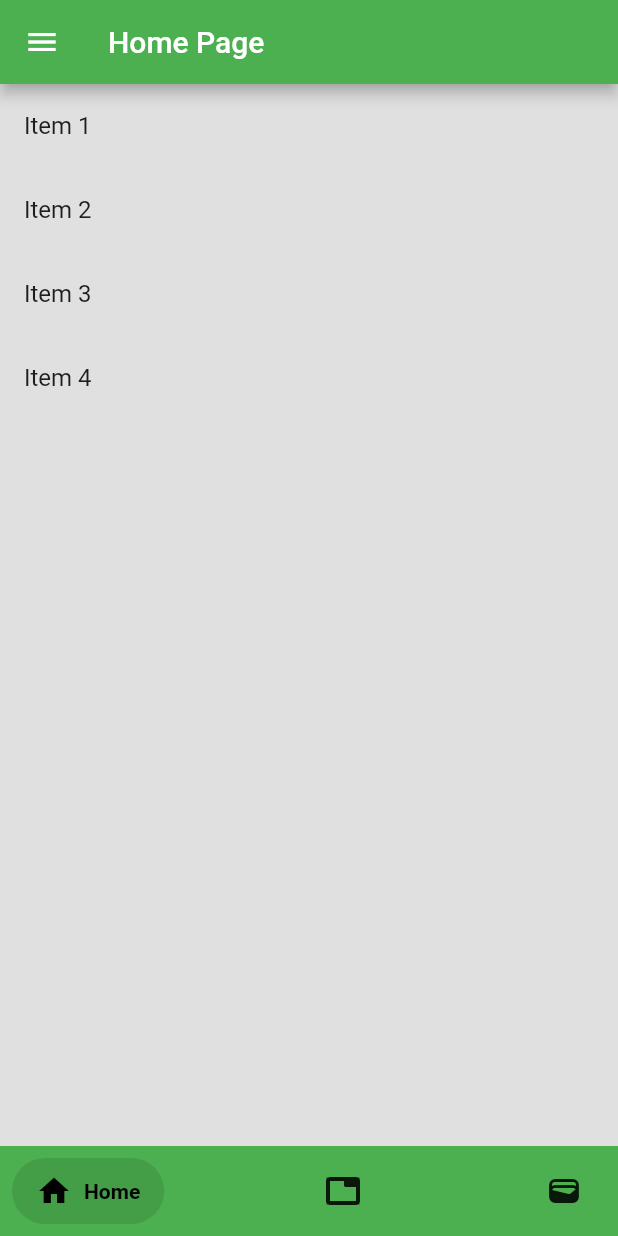
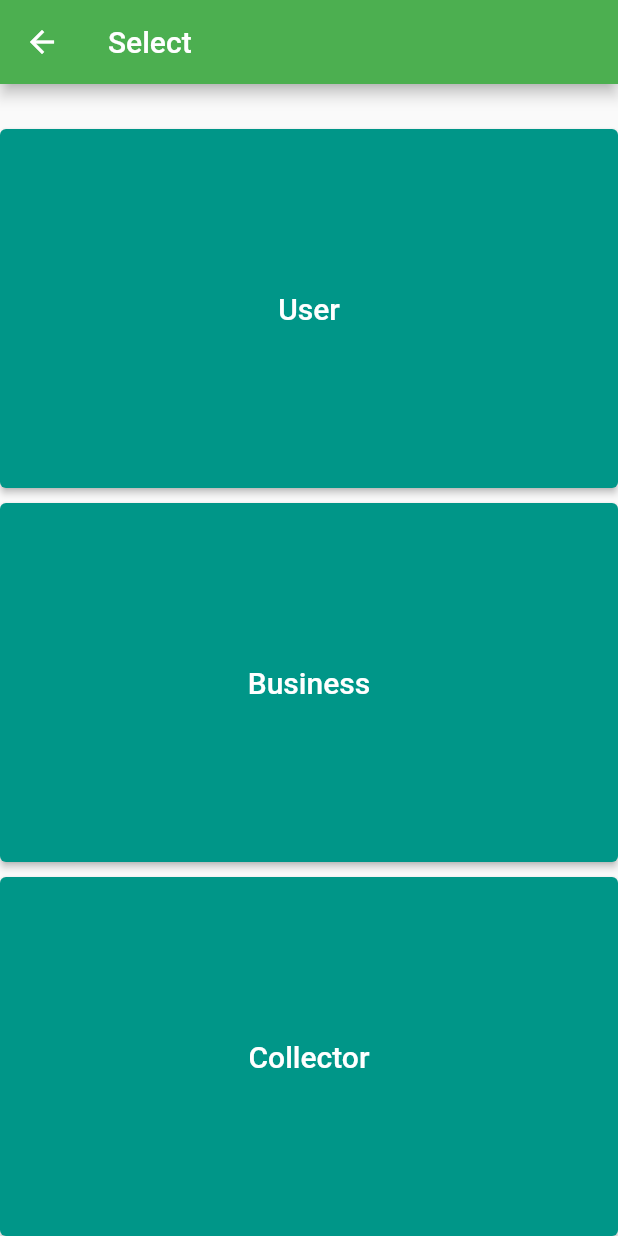
Before and after one commit to Aashutosh10/minorproject, a Flutter app: the LoginPage screen opened directly, after a tap on "Sign In", on a phone screen of 412 x 824 dp. Run offline on Flutter 3.47's test engine with Material 2 defaults, Android fonts, the phone set to English and light mode, and no system bars; drawn by our look-alikes of salomon_bottom_bar; our stand-ins replace flutter_rating_bar, image_picker.

Commit message:
Merge remote-tracking branch 'origin/main'

```diff
--- a/lib/bottomnavigation.dart
+++ b/lib/bottomnavigation.dart
@@ -5,7 +5,7 @@ import 'package:prominor/dataentry.dart';
 import 'package:prominor/wallet.dart';
 
 class BottomNavigation extends StatefulWidget {
-  const BottomNavigation({Key? key}) : super(key: key);
+  const BottomNavigation({Key? key,}) : super(key: key);
 
   @override
   State<BottomNavigation> createState() => _BottomNavigationState();
--- a/lib/feedback.dart
+++ b/lib/feedback.dart
@@ -24,7 +24,9 @@ class _FeedbackPageState extends State<FeedbackPage> {
         backgroundColor: Colors.green,
       ),
 
-      body: Column(
+
+      body: SingleChildScrollView(
+        child: Column(
           children: <Widget>[
             Padding(
               padding: const EdgeInsets.all(18.0),
@@ -104,6 +106,7 @@ class _FeedbackPageState extends State<FeedbackPage> {
 
           ],
         ),
+      ),
     );
   }
 }
--- a/lib/login.dart
+++ b/lib/login.dart
@@ -1,6 +1,7 @@
 import 'package:flutter/material.dart';
 import 'package:cupertino_icons/cupertino_icons.dart';
 import 'package:prominor/bottomnavigation.dart';
+import 'package:prominor/newpage.dart';
 class LoginPage extends StatefulWidget {
   const LoginPage({Key? key}) : super(key: key);
 
@@ -148,7 +149,7 @@ class _LoginPageState extends State<LoginPage> {
                         onPressed: () {
                           Navigator.push(
                             context, MaterialPageRoute(builder: (context) {
-                            return BottomNavigation();
+                            return NewPage();
                           },),);
                         },
                         child: Text(
@@ -157,7 +158,9 @@ class _LoginPageState extends State<LoginPage> {
                             fontSize: 14,
                             color: Colors.white,
                           ),
+
                         ),
+
                       ),
                     ),
                   ),
--- a/lib/main.dart
+++ b/lib/main.dart
@@ -1,5 +1,6 @@
 import 'package:flutter/material.dart';
 import 'package:prominor/bottomnavigation.dart';
+import 'package:prominor/login.dart';
 import 'user.dart';
 import 'package:prominor/setting.dart';
 void main() {
@@ -17,7 +18,7 @@ class _MyAppState extends State<MyApp> {
     return MaterialApp(
       debugShowCheckedModeBanner: false,
       title: 'Waste Recyclers',
-      home: BottomNavigation(),
+      home: LoginPage(),
     );
   }
 }
--- /dev/null
+++ b/lib/newpage.dart
@@ -0,0 +1,72 @@
+import 'package:flutter/material.dart';
+import 'package:prominor/user.dart';
+import 'bottomnavigation.dart';
+
+class NewPage extends StatelessWidget {
+  @override
+  Widget build(BuildContext context) {
+    return Scaffold(
+      appBar: AppBar(
+        title: Text('Select '),
+        backgroundColor: Colors.green,
+      ),
+      body: Column(
+        children: [
+          SizedBox(height: 30),
+          Expanded(
+            child: Container(
+              width: MediaQuery.of(context).size.width*1.9,
+              height: MediaQuery.of(context).size.height*0.05,
+              decoration: BoxDecoration(
+                color: Colors.blue,
+                borderRadius: BorderRadius.circular(10),
+              ),
+              child: ElevatedButton(
+                style: ElevatedButton.styleFrom(primary: Colors.teal,minimumSize: Size(40, 40)),
+                onPressed: () {
+                  Navigator.push(
+                    context, MaterialPageRoute(builder: (context) {
+                    return BottomNavigation();
+                  },),);
+                },
+                child: Text('User', style: TextStyle(color: Colors.white, fontSize: 20),),
+              ),
+            ),
+          ),
+          SizedBox(height: 10),
+          Expanded(
+            child: Container(
+              width: MediaQuery.of(context).size.width*1.9,
+              height: MediaQuery.of(context).size.height*0.05,
+              decoration: BoxDecoration(
+                color: Colors.green,
+                borderRadius: BorderRadius.circular(10),
+              ),
+              child: ElevatedButton(
+                style: ElevatedButton.styleFrom(primary: Colors.teal,minimumSize: Size(40, 40)),
+                onPressed: () { /* action for business button */ },
+                child: Text('Business', style: TextStyle(color: Colors.white, fontSize: 20),),
+              ),
+            ),
+          ),
+          SizedBox(height: 10),
+          Expanded(
+            child: Container(
+              width: MediaQuery.of(context).size.width*1.9,
+              height: MediaQuery.of(context).size.height*0.01,
+              decoration: BoxDecoration(
+                color: Colors.yellow,
+                borderRadius: BorderRadius.circular(10),
+              ),
+              child: ElevatedButton(
+                style: ElevatedButton.styleFrom(primary: Colors.teal,minimumSize: Size(40, 40)),
+                onPressed: () { /* action for collector button */ },
+                child: Text('Collector', style: TextStyle(color: Colors.white, fontSize: 20),),
+              ),
+            ),
+          ),
+        ],
+      ),
+    );
+  }
+}
--- a/lib/sidebar.dart
+++ b/lib/sidebar.dart
@@ -3,6 +3,7 @@ import 'package:prominor/feedback.dart';
 import 'package:prominor/setting.dart';
 import 'package:prominor/profile.dart';
 import 'package:prominor/login.dart';
+import 'package:prominor/user.dart';
 
 class sideNav extends StatelessWidget {
   const sideNav({Key? key}) : super(key: key);
@@ -22,6 +23,15 @@ class sideNav extends StatelessWidget {
             ),
 
           ),
+          ListTile(
+            leading: Icon(Icons.home),
+            title: Text('Home'),
+            onTap: () => {
+              Navigator.push(context,
+                  MaterialPageRoute(builder: (context) => HomePage()))
+            },
+          ),
+
           ListTile(
             leading: Icon(Icons.supervised_user_circle_outlined),
             title: Text('Profile'),
--- a/lib/user.dart
+++ b/lib/user.dart
@@ -1,5 +1,6 @@
 import 'package:flutter/material.dart';
 import 'package:prominor/sidebar.dart';
+import 'package:prominor/bottomnavigation.dart';
 
 class HomePage extends StatelessWidget {
   final List<String> items = ["Item 1", "Item 2", "Item 3",'Item 4'];
@@ -7,6 +8,7 @@ class HomePage extends StatelessWidget {
   @override
   Widget build(BuildContext context) {
     return Scaffold(
+
       drawer: sideNav(),
       backgroundColor: Colors.grey[300],
       appBar: AppBar(
--- a/lib/wallet.dart
+++ b/lib/wallet.dart
@@ -7,9 +7,9 @@ class WalletPage extends StatefulWidget {
 }
 
 class _WalletPageState extends State<WalletPage> {
-  int _availableBalance = 1000;
-  int _amountToBeReleased = 500;
-  int _releasedAmount = 200;
+  int _availableBalance = 10000;
+  int _amountToBeReleased = 5000;
+  int _releasedAmount = 2000;
   bool _showDialog = false;
   bool _showWithdrawDialog = false;
   int _withdrawAmount = 0;
```
Also changed, not shown: lib/setting.dart (line endings or trailing spaces). Lines whose indentation alone changed are shown as unchanged.
